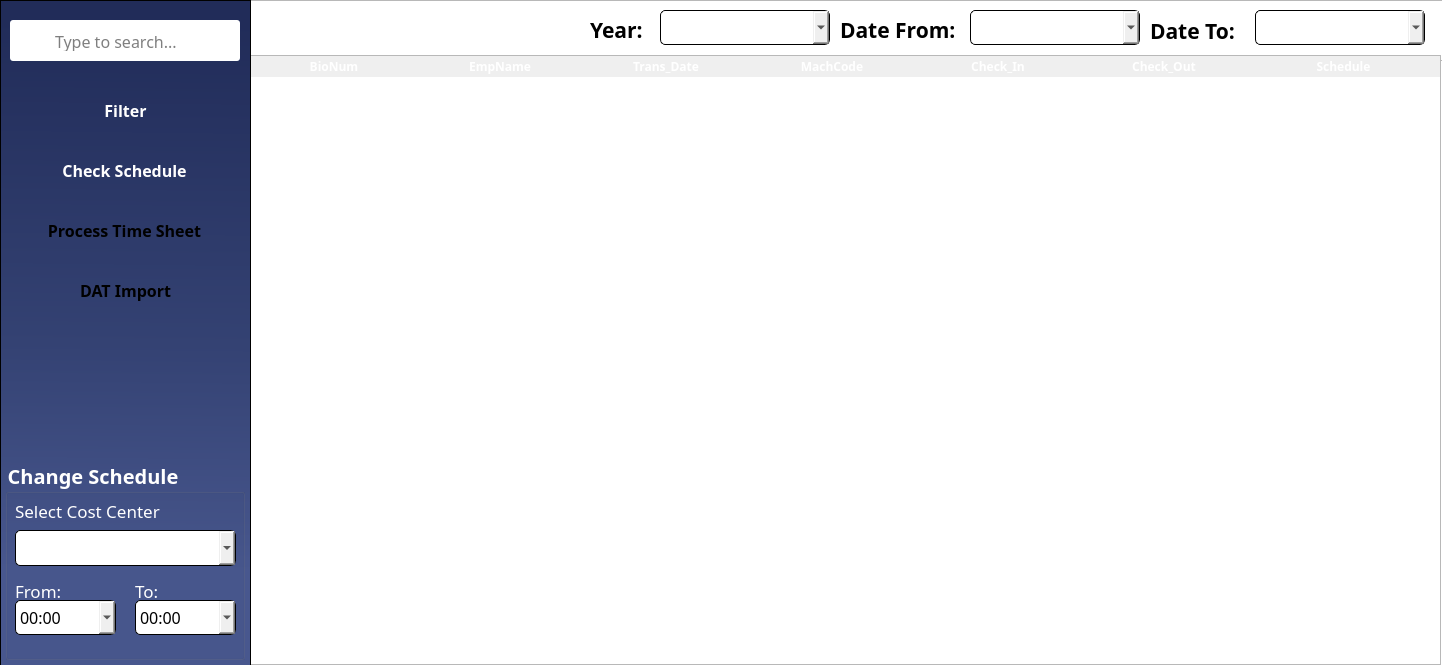
Above: MainFrame/Resources/UI/timecard.ui from Maze711/systemPayroll before the change. Below: the same form after it.
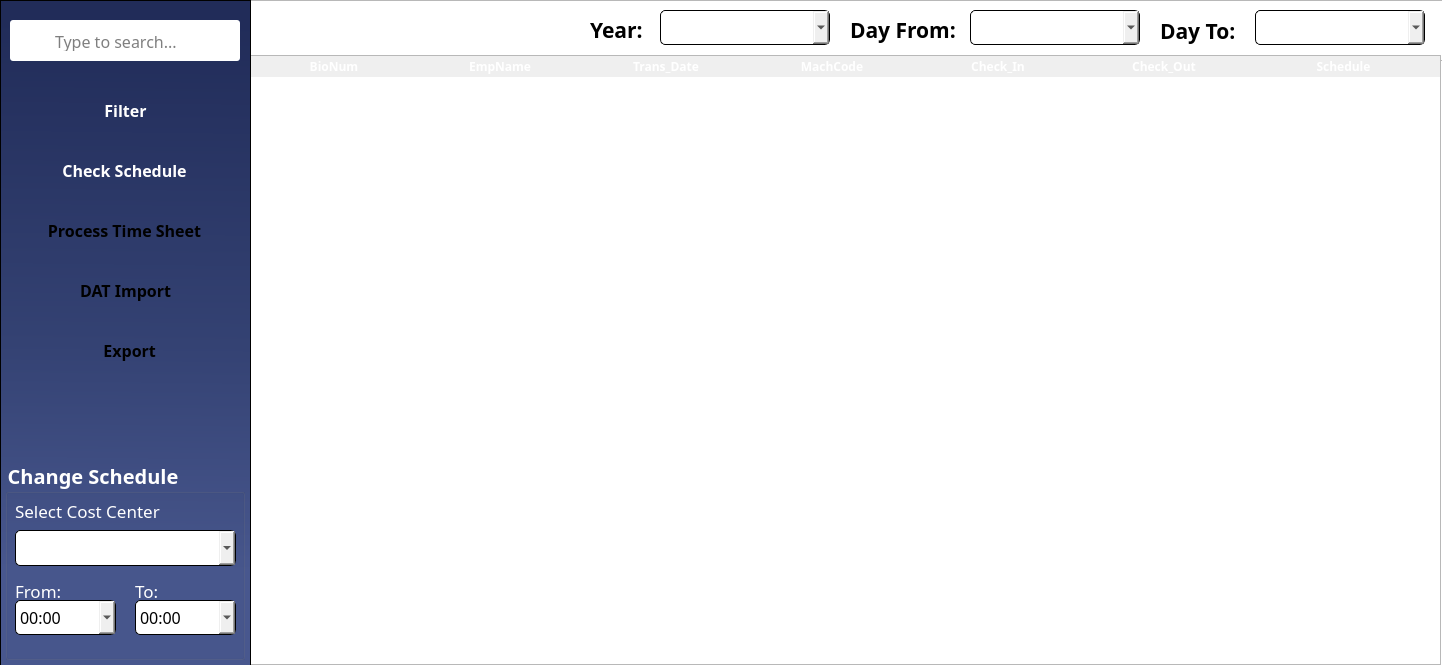
That is the form after the change. Icons and pictures are not drawn.

Commit message: Selection validation in buttons filter, check schedule, and Dat import

Patch:
```diff
--- a/MainFrame/Resources/UI/timecard.ui
+++ b/MainFrame/Resources/UI/timecard.ui
@@ -24,7 +24,7 @@
 	border-radius: 5px;
 }
 
-#btnTimeSheet, #importBTN{
+#btnTimeSheet, #importBTN, #btnExport{
 border-radius: 5px;
 background-color: &quot;#30d977&quot;;
 }</string>
@@ -813,6 +813,39 @@
      </size>
     </property>
    </widget>
+   <widget class="QPushButton" name="btnExport">
+    <property name="geometry">
+     <rect>
+      <x>20</x>
+      <y>330</y>
+      <width>211</width>
+      <height>41</height>
+     </rect>
+    </property>
+    <property name="font">
+     <font>
+      <family>Poppins</family>
+      <pointsize>12</pointsize>
+      <weight>75</weight>
+      <bold>true</bold>
+     </font>
+    </property>
+    <property name="cursor">
+     <cursorShape>PointingHandCursor</cursorShape>
+    </property>
+    <property name="styleSheet">
+     <string notr="true"/>
+    </property>
+    <property name="text">
+     <string>  Export</string>
+    </property>
+    <property name="iconSize">
+     <size>
+      <width>22</width>
+      <height>22</height>
+     </size>
+    </property>
+   </widget>
   </widget>
   <widget class="QFrame" name="header">
    <property name="geometry">
@@ -915,9 +948,9 @@
    <widget class="QLabel" name="lblDateFrom">
     <property name="geometry">
      <rect>
-      <x>590</x>
+      <x>600</x>
       <y>9</y>
-      <width>131</width>
+      <width>121</width>
       <height>41</height>
      </rect>
     </property>
@@ -930,15 +963,15 @@
      </font>
     </property>
     <property name="text">
-     <string>Date From:</string>
+     <string>Day From:</string>
     </property>
    </widget>
    <widget class="QLabel" name="lblDateTo">
     <property name="geometry">
      <rect>
-      <x>900</x>
+      <x>910</x>
       <y>10</y>
-      <width>101</width>
+      <width>91</width>
       <height>41</height>
      </rect>
     </property>
@@ -951,7 +984,7 @@
      </font>
     </property>
     <property name="text">
-     <string>Date To:</string>
+     <string>Day To:</string>
     </property>
    </widget>
   </widget>
```
The commit also changes 1 other file.
